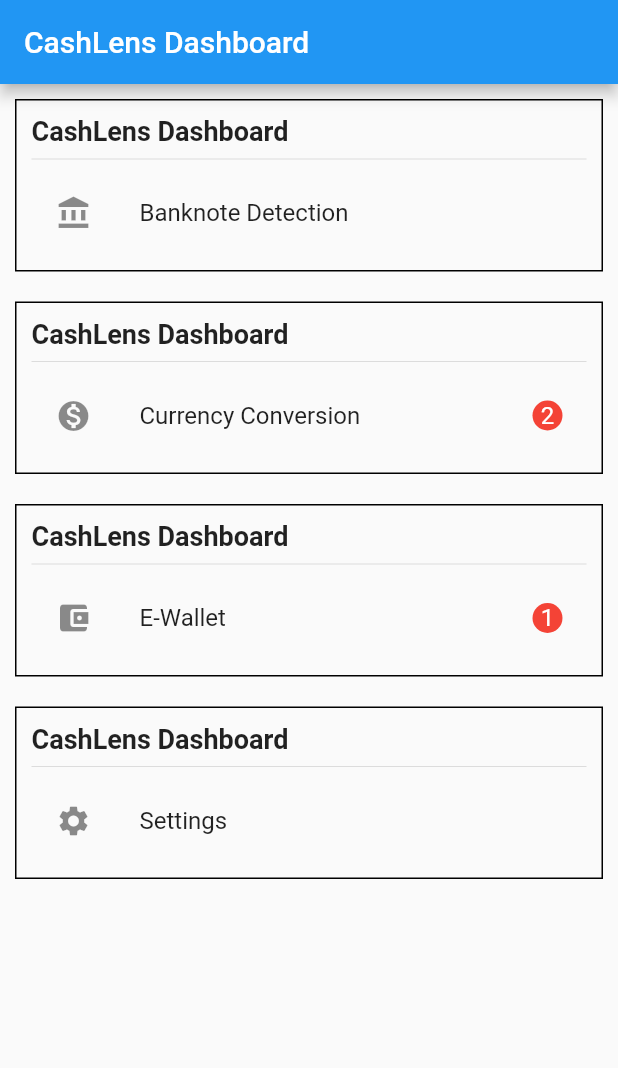
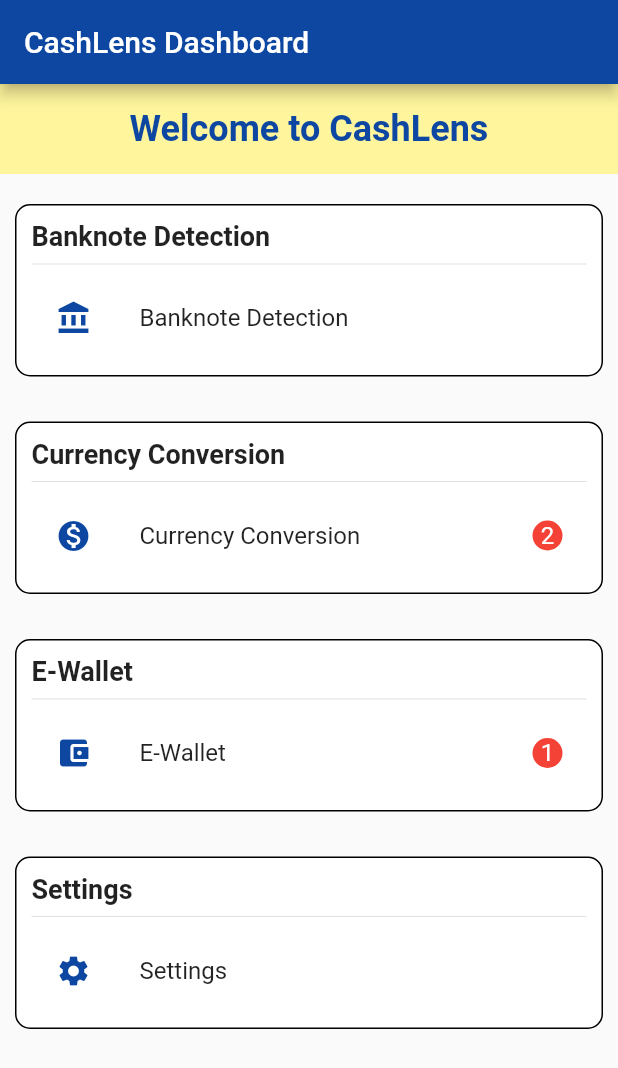
Before and after one commit to Kayiichin/cc206-CashLens-, a Flutter app: the Feature1 screen opened directly, on a phone screen of 412 x 824 dp. Shown: the top 1068 px of the screen. Run offline on Flutter 3.47's test engine with Material 2 defaults, Android fonts, the phone set to English and light mode, and no system bars; statements that could not run were skipped.

Commit message:
Update dashboard_page.dart

```diff
--- a/lib/dashboard_page.dart
+++ b/lib/dashboard_page.dart
@@ -7,36 +7,57 @@ class Feature1 extends StatelessWidget {
   Widget build(BuildContext context) {
     return Scaffold(
       appBar: AppBar(
-        title: const Text('CashLens Dashboard'),
+        title: Text('CashLens Dashboard'),
+        backgroundColor: Colors.blue[900],
       ),
-      body: ListView(
+      body: Column(
+        crossAxisAlignment: CrossAxisAlignment.stretch,
         children: [
+          Container(
+            color: Colors.yellow[200],
+            padding: EdgeInsets.all(16.0),
+            child: Center(
+              child: Text(
+                'Welcome to CashLens',
+                style: TextStyle(
+                  fontSize: 24,
+                  fontWeight: FontWeight.bold,
+                  color: Colors.blue[900],
+                ),
+              ),
+            ),
+          ),
+          SizedBox(height: 10),
+
           // Section 1: Banknote Detection
           DashboardBox(
             title: 'Banknote Detection',
-            icon: Icons.account_balance, // You can change the icon
-            notificationCount: 0, // Update with the actual notification count
+            icon: Icons.account_balance,
+            notificationCount: 0,
           ),
+          SizedBox(height: 10),
 
           // Section 2: Currency Conversion
           DashboardBox(
             title: 'Currency Conversion',
-            icon: Icons.monetization_on, // You can change the icon
-            notificationCount: 2, // Update with the actual notification count
+            icon: Icons.monetization_on,
+            notificationCount: 2,
           ),
+          SizedBox(height: 10),
 
           // Section 3: E-Wallet
           DashboardBox(
             title: 'E-Wallet',
-            icon: Icons.account_balance_wallet, // You can change the icon
-            notificationCount: 1, // Update with the actual notification count
+            icon: Icons.account_balance_wallet,
+            notificationCount: 1,
           ),
+          SizedBox(height: 10),
 
           // Section 4: Settings
           DashboardBox(
             title: 'Settings',
-            icon: Icons.settings, // You can change the icon
-            notificationCount: 0, // Update with the actual notification count
+            icon: Icons.settings,
+            notificationCount: 0,
           ),
         ],
       ),
@@ -62,20 +83,25 @@ class DashboardBox extends StatelessWidget {
       padding: EdgeInsets.all(10),
       decoration: BoxDecoration(
         border: Border.all(color: Colors.black),
+        borderRadius: BorderRadius.circular(10),
+        color: Colors.white,
       ),
       child: Column(
         crossAxisAlignment: CrossAxisAlignment.start,
         children: [
           Text(
-            'CashLens Dashboard',
+            title,
             style: TextStyle(
               fontSize: 18,
               fontWeight: FontWeight.bold,
             ),
           ),
-          Divider(), // Add a divider for separation
+          Divider(),
           ListTile(
-            leading: Icon(icon),
+            leading: Icon(
+              icon,
+              color: Colors.blue[900], // Set the icon color to dark blue
+            ),
             title: Text(title),
             trailing: notificationCount > 0
                 ? CircleAvatar(
```
